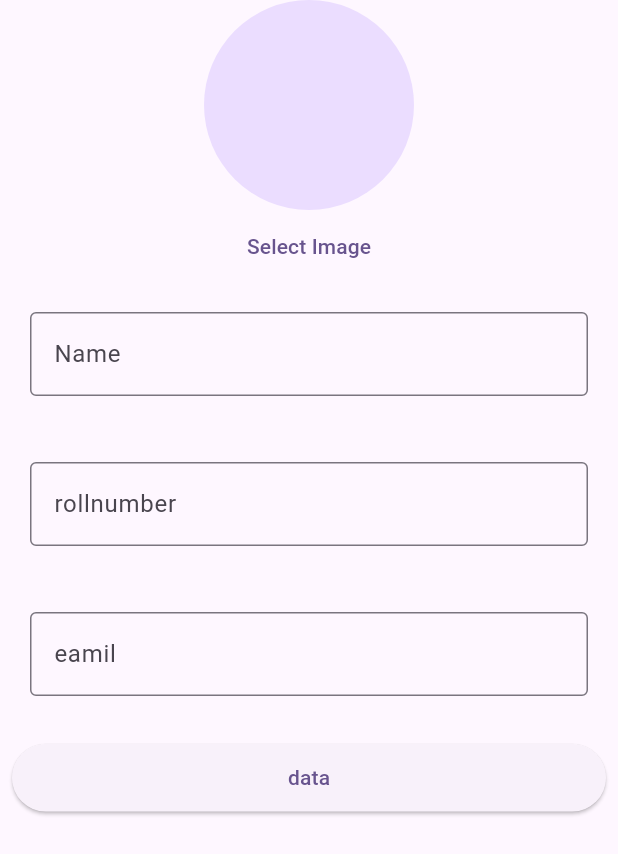
After one commit to muhammadfazilkp/student_app, a Flutter app: the StudentAddingScreen screen opened directly, on a phone screen of 412 x 824 dp. The commit adds this screen. Shown: the top 854 px of the screen. Run offline on Flutter 3.47's test engine with Material 2 defaults, Android fonts, the phone set to English and light mode, and no system bars; our stand-ins replace sqflite; accounts and stored records are empty; network calls fail.

Commit message:
ui side and functionality has feacthed

```diff
--- a/lib/controller/login_page_provider/login_provider.dart
+++ b/lib/controller/login_page_provider/login_provider.dart
@@ -9,5 +9,20 @@ TextEditingController passwordController =TextEditingController();
 
 
 
+//studentadding HintText................&& controllers......
+ List<String> hintText = [
+    "Name",
+    "rollnumber",
+    "eamil",
+
+  ];
+  TextEditingController studentNameController =TextEditingController();
+  TextEditingController rollnumber =TextEditingController();
+TextEditingController emailController =TextEditingController();
+
+
+
+
+
 
 }
--- /dev/null
+++ b/lib/controller/table_provider/feath_table.dart
@@ -0,0 +1,36 @@
+import 'package:flutter/material.dart';
+import 'package:sqflite/sqflite.dart';
+import 'package:student_app/controller/database_connection/connection.dart';
+import 'package:student_app/model/student.dart';
+
+class StoringTable extends ChangeNotifier {
+  List<StudentModel> studentList = [];
+
+  Future<void> insertStudents(StudentModel studentCard) async {
+    final db = await databaseConnection();
+    final data = {
+      "name": studentCard.name,
+      "rollnumber": studentCard.rollnumber,
+      "email": studentCard.email,
+    };
+    await db.insert('StudentsCards', data,
+        conflictAlgorithm: ConflictAlgorithm.replace);
+    await getAllStudentsCards();
+  }
+
+  Future<void> getAllStudentsCards() async {
+    final db = await databaseConnection();
+    final List<Map<String, dynamic>> cardDataMaps =
+        await db.query('StudentsCards');
+    // businessCardsData.clear();
+    studentList.addAll(cardDataMaps
+        .map((cardMap) => StudentModel(
+              id: cardMap['id'],
+              name: cardMap['name'],
+              rollnumber: cardMap['rollnumber'],
+              email: cardMap['email'],
+            ))
+        .toList());
+    // update();
+  }
+}
--- /dev/null
+++ b/lib/model/student.dart
@@ -0,0 +1,13 @@
+class StudentModel {
+  final int? id;
+  final String name;
+  final String rollnumber;
+  final String email;
+
+  StudentModel(
+      {this.id,
+      required this.name,
+      required this.rollnumber,
+      required this.email,
+     });
+}
--- a/lib/view/presentetion/home_page/home_page.dart
+++ b/lib/view/presentetion/home_page/home_page.dart
@@ -1,6 +1,7 @@
 import 'package:flutter/material.dart';
 import 'package:provider/provider.dart';
 import 'package:student_app/controller/recipe_provider/recipe_provider.dart';
+import 'package:student_app/view/presentetion/student_adding_page/student.dart';
 
 class HomeScreen extends StatelessWidget {
   const  HomeScreen({Key? key}) : super(key: key);
@@ -56,6 +57,7 @@ class HomeScreen extends StatelessWidget {
                       final data = value.recipes[index];
 
                       return InkWell(
+                        onTap: () => Navigator.push(context, MaterialPageRoute(builder: (context)=> const StudentAddingScreen())),
                         child: Card(
                           child: SingleChildScrollView(
                             child: Column(
--- /dev/null
+++ b/lib/view/presentetion/student_adding_page/student.dart
@@ -0,0 +1,46 @@
+import 'package:flutter/material.dart';
+import 'package:provider/provider.dart';
+import 'package:student_app/controller/login_page_provider/login_provider.dart';
+
+import 'widgets/custom_formfield.dart';
+
+class StudentAddingScreen extends StatelessWidget {
+  const StudentAddingScreen({super.key});
+
+  @override
+  Widget build(BuildContext context) {
+    return Scaffold(
+      body: SafeArea(
+        child: Column(
+          children: [
+            const CircleAvatar(
+              radius: 70,
+            ),
+            TextButton(onPressed: () {}, child: const Text('Select Image')),
+            Consumer<LoginProvider>(
+              builder: (context, value, child) => Column(
+                  crossAxisAlignment: CrossAxisAlignment.center,
+                  children: List.generate(
+                      value.hintText.length,
+                      (index) => CustomTextFormField(
+                          hintText: value.hintText[index],
+                          controller: index == 0
+                              ? value.studentNameController
+                              : index == 1
+                                  ? value.rollnumber
+                                  : value.emailController))),
+            ),
+            Padding(
+              padding: const EdgeInsets.all(8.0),
+              child: SizedBox(
+                  height: 45,
+                  width: double.infinity,
+                  child: ElevatedButton(
+                      onPressed: () {}, child: const Text('data'))),
+            )
+          ],
+        ),
+      ),
+    );
+  }
+}
--- /dev/null
+++ b/lib/view/presentetion/student_adding_page/widgets/custom_formfield.dart
@@ -0,0 +1,41 @@
+import 'package:flutter/material.dart';
+import 'package:student_app/controller/login_page_provider/login_provider.dart';
+
+
+// ignore: must_be_immutable
+class CustomTextFormField extends StatelessWidget {
+  CustomTextFormField({
+    super.key,
+    required this.hintText,
+    required this.controller,
+  });
+
+  LoginProvider feild = LoginProvider();
+
+  final String hintText;
+  final TextEditingController controller;
+  @override
+  Widget build(BuildContext context) {
+    return Padding(
+      padding: const EdgeInsets.all(20),
+      child: SizedBox(
+        height: 60,
+        width: 400,
+        child: TextFormField(
+          controller: controller,
+          decoration: InputDecoration(
+              labelText: hintText, border: const OutlineInputBorder()),
+          validator: (value) {
+            if (value == null || value.isEmpty) {
+              return 'Please enter $hintText';
+            } else if (value == "") {
+              return 'Please enter $hintText';
+            } else {
+              return null;
+            }
+          },
+        ),
+      ),
+    );
+  }
+}
--- a/pubspec.yaml
+++ b/pubspec.yaml
@@ -38,6 +38,8 @@ dependencies:
   google_fonts: ^6.1.0
   provider: ^6.0.5
   http: ^1.1.0
+  sqflite: ^2.3.0
+  path: ^1.8.3
 
 dev_dependencies:
   flutter_test:
```
Also changed, not shown: lib/controller/database_connection/connection.dart (added, +25 -0 lines), lib/controller/recipe_provider/recipe_provider.dart (+4 -11 lines), pubspec.lock, 1 other file.
